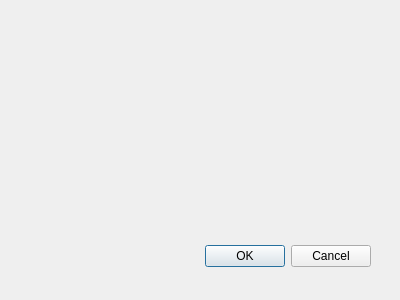
Before: the Qt Designer form dialogrename.ui in KoalaBR/spotlight, drawn with Qt 5.
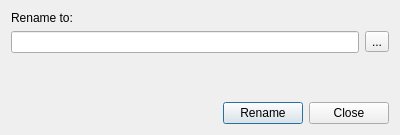
After: the same form once the commit is applied.

Commit message: Implemented missing functionality for "Set title"

```diff
--- a/dialogrename.ui
+++ b/dialogrename.ui
@@ -9,28 +9,85 @@
     <x>0</x>
     <y>0</y>
     <width>400</width>
-    <height>300</height>
+    <height>135</height>
    </rect>
   </property>
   <property name="windowTitle">
    <string>Dialog</string>
   </property>
-  <widget name="buttonBox" class="QDialogButtonBox">
-   <property name="geometry">
-    <rect>
-     <x>30</x>
-     <y>240</y>
-     <width>341</width>
-     <height>32</height>
-    </rect>
-   </property>
-   <property name="orientation">
-    <enum>Qt::Horizontal</enum>
-   </property>
-   <property name="standardButtons">
-    <set>QDialogButtonBox::Cancel|QDialogButtonBox::Ok</set>
-   </property>
-  </widget>
+  <layout class="QGridLayout" name="gridLayout">
+   <item row="0" column="0">
+    <widget class="QLabel" name="label">
+     <property name="text">
+      <string>Rename to:</string>
+     </property>
+    </widget>
+   </item>
+   <item row="1" column="0">
+    <layout class="QHBoxLayout" name="horizontalLayout">
+     <item>
+      <widget class="QLineEdit" name="leTitle"/>
+     </item>
+     <item>
+      <widget class="QToolButton" name="tobSuggest">
+       <property name="toolTip">
+        <string>Look online for a title</string>
+       </property>
+       <property name="whatsThis">
+        <string/>
+       </property>
+       <property name="text">
+        <string>...</string>
+       </property>
+      </widget>
+     </item>
+    </layout>
+   </item>
+   <item row="2" column="0">
+    <spacer name="verticalSpacer">
+     <property name="orientation">
+      <enum>Qt::Vertical</enum>
+     </property>
+     <property name="sizeHint" stdset="0">
+      <size>
+       <width>20</width>
+       <height>16</height>
+      </size>
+     </property>
+    </spacer>
+   </item>
+   <item row="3" column="0">
+    <layout class="QHBoxLayout" name="horizontalLayout_2">
+     <item>
+      <spacer name="horizontalSpacer">
+       <property name="orientation">
+        <enum>Qt::Horizontal</enum>
+       </property>
+       <property name="sizeHint" stdset="0">
+        <size>
+         <width>40</width>
+         <height>20</height>
+        </size>
+       </property>
+      </spacer>
+     </item>
+     <item>
+      <widget class="QPushButton" name="pbRename">
+       <property name="text">
+        <string>Rename</string>
+       </property>
+      </widget>
+     </item>
+     <item>
+      <widget class="QPushButton" name="pushButton">
+       <property name="text">
+        <string>Close</string>
+       </property>
+      </widget>
+     </item>
+    </layout>
+   </item>
+  </layout>
  </widget>
  <pixmapfunction/>
  <resources/>
```
Left out of the diff: 35 changed lines with no effect on the pictures. The commit also changes 2 other files.
